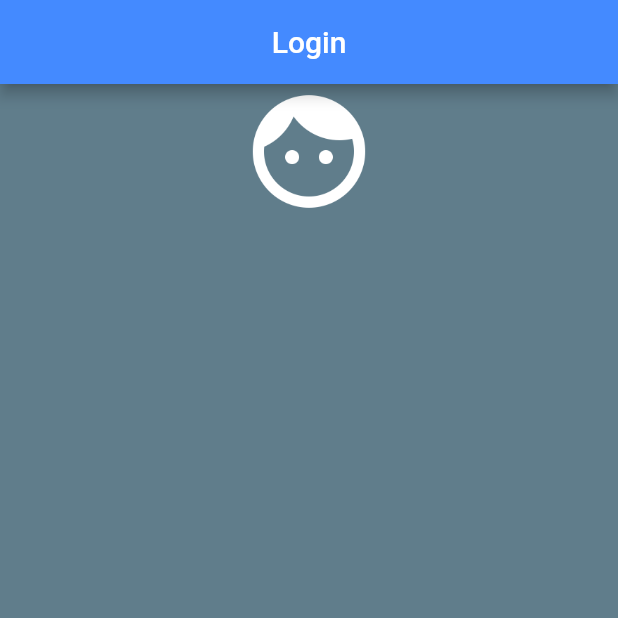
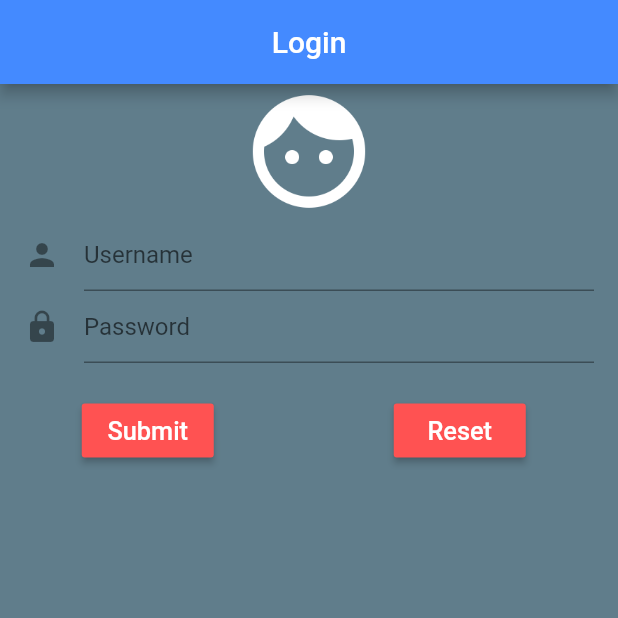
Before and after one commit to Sutiksh123/LoginFormUsingFlutter, a Flutter app: the screen it shows after launch, on a phone screen of 412 x 824 dp, the top half of it. Run offline on Flutter 3.47's test engine with Material 2 defaults, Android fonts, the phone set to English and light mode, and no system bars.

Commit message:
Update login_form.dart

```diff
--- a/lib/ui/login_form.dart
+++ b/lib/ui/login_form.dart
@@ -9,6 +9,9 @@ class LoginForm extends StatefulWidget{
 }
 
 class  LoginFormState extends State<LoginForm> {
+
+  final TextEditingController _userController = new TextEditingController();
+  final TextEditingController _passwordController = new TextEditingController();
   @override
   Widget build(BuildContext context) {
     return new Scaffold(
@@ -31,6 +34,54 @@ class  LoginFormState extends State<LoginForm> {
         color: Colors.white,
       ),
 
+      new Container(
+        width: 380.0,
+        height: 180.0,
+        child: new Column(
+          children: <Widget>[
+            new TextField(
+              controller: _userController,
+              decoration: new InputDecoration(
+                hintText: 'Username',
+                icon: new Icon(Icons.person)
+              ),
+            ),
+
+            new TextField(
+              controller: _passwordController,
+              decoration: new InputDecoration(
+                  hintText: 'Password',
+                  icon: new Icon(Icons.lock)
+              ),
+            ),
+
+            new Padding(padding: EdgeInsets.all(10.5)),
+            new Center(
+            child: new Row(
+              children: <Widget>[
+              new Container(
+                margin: const EdgeInsets.only(left: 38.5),
+                child: new RaisedButton(
+                    onPressed: () => debugPrint("Submitted!!"),
+                    child: new Text("Submit", style: new TextStyle(color: Colors.white,fontSize: 16.9),),
+                    color: Colors.redAccent,),
+            ),
+              new Container(
+              margin: const EdgeInsets.only(left: 120.0),
+               child: new RaisedButton(
+                onPressed: () => debugPrint("All Clear!!"),
+                child: new Text("Reset", style: new TextStyle(color: Colors.white,fontSize: 16.9),),
+                color: Colors.redAccent,),
+              )
+
+
+              ],
+            )
+            ),
+          ],
+        ),
+      )
+
     ],
     ),
     )
```
